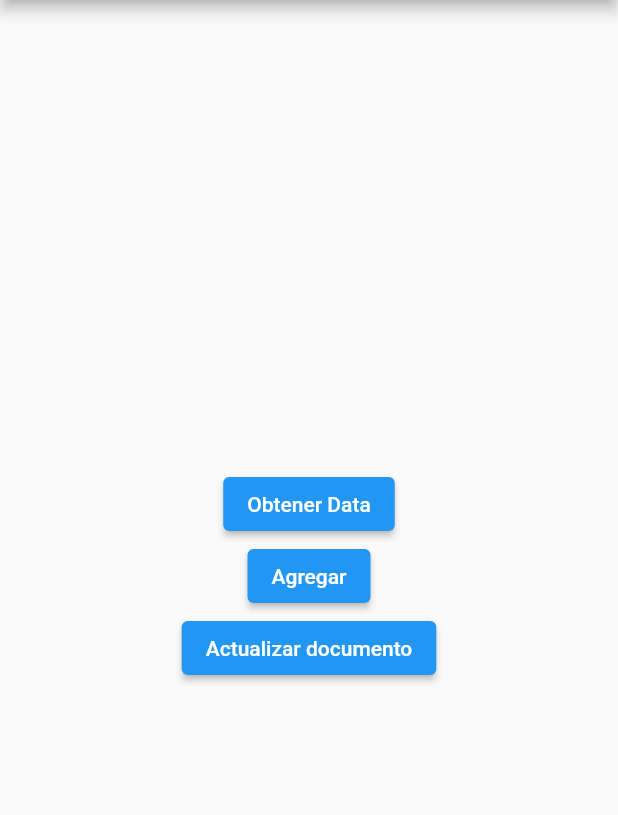
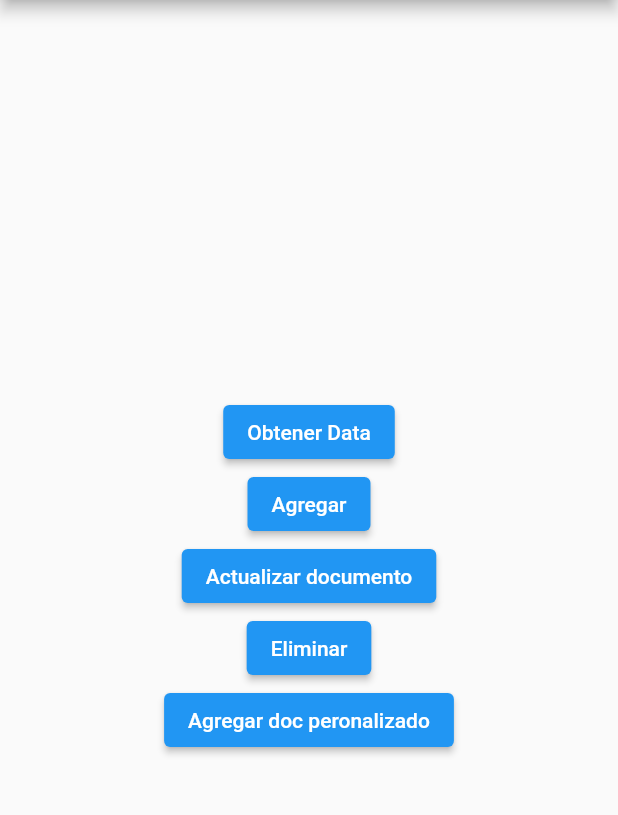
Before and after one commit to herbertvelasco/app08, a Flutter app: the screen it shows after launch, after a tap on "Actualizar documento", on a phone screen of 412 x 824 dp, the part 84-899 px from its top. Run offline on Flutter 3.47's test engine with Material 2 defaults, Android fonts, the phone set to English and light mode, and no system bars; our stand-ins replace cloud_firestore, firebase_core; accounts and stored records are empty.

Commit message:
2do cambio

```diff
--- a/tasks/lib/pages/home_pages.dart
+++ b/tasks/lib/pages/home_pages.dart
@@ -57,7 +57,7 @@ class HomePage extends StatelessWidget {
                 tasksReference.doc("").update(
                   {
                     "title": "Ir de paseo",
-                    "description": "tenemos que salir muy temprao",
+                    "description": "tenemos que salir muy temprano",
                   },
                 ).catchError(
                   (error) {
@@ -73,6 +73,39 @@ class HomePage extends StatelessWidget {
                 "Actualizar documento",
               ),
             ),
+            ElevatedButton(
+              onPressed: () {
+                tasksReference.doc("").delete().catchError(
+                  (error) {
+                    print(error);
+                  },
+                ).whenComplete(
+                  () {
+                    print("Eliminacion completada");
+                  },
+                );
+              },
+              child: Text(
+                "Eliminar",
+              ),
+            ),
+            ElevatedButton(
+              onPressed: () {
+                tasksReference.doc("").set(
+                  {
+                    "title": "Ir al concierto",
+                    "description": "este fin de semana",
+                  },
+                ).catchError((error) {
+                  print(error);
+                }).whenComplete(() {
+                  print("Creacion completada");
+                });
+              },
+              child: Text(
+                "Agregar doc peronalizado",
+              ),
+            ),
           ],
         ),
       ),
```
